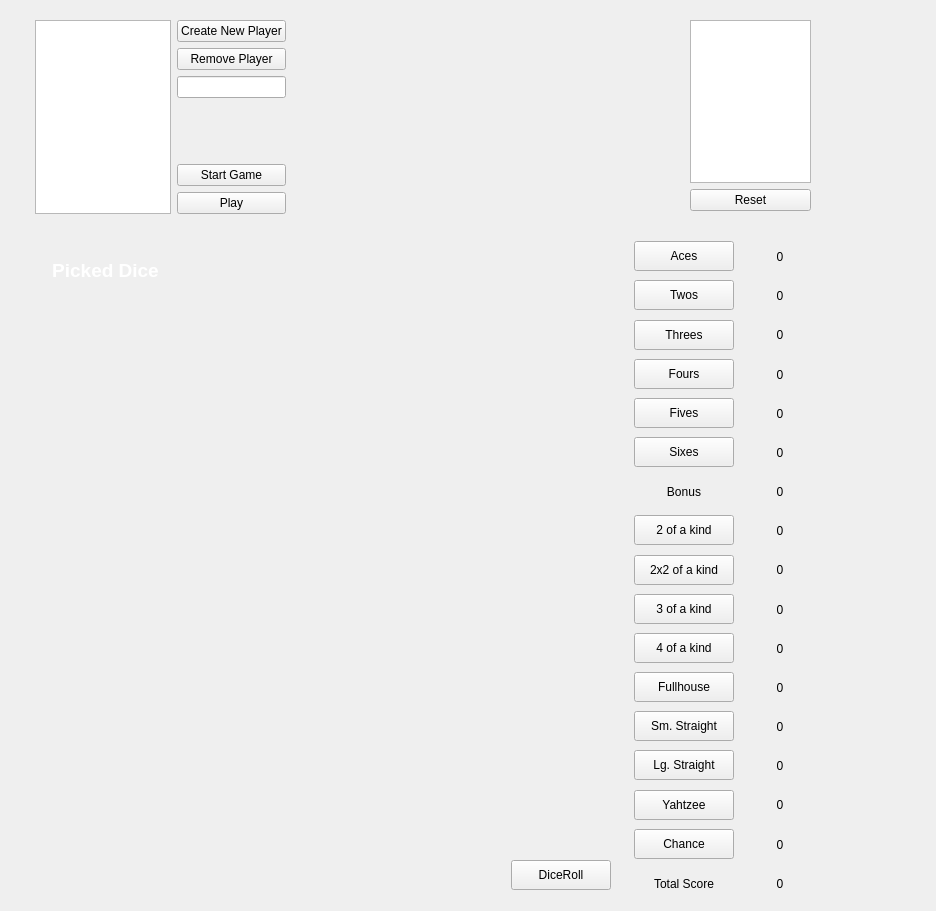
Before: the Qt Designer form GUI.ui in MoVo01/Kniffel, drawn with Qt 5.
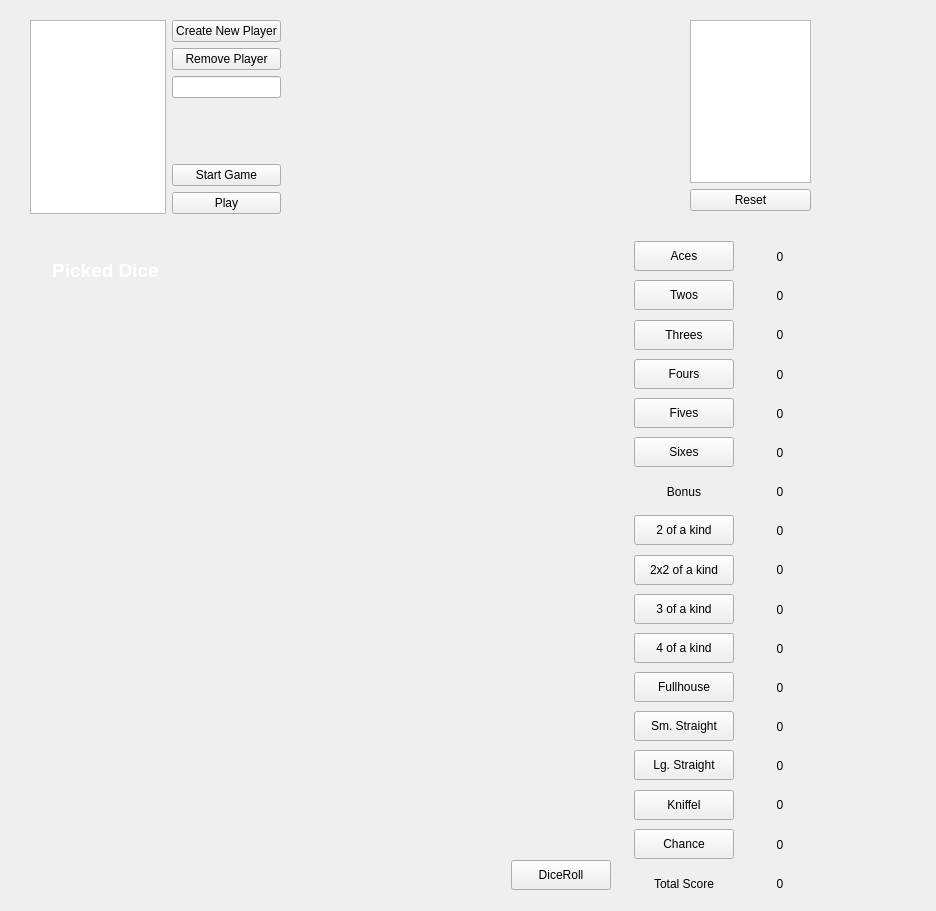
After: the same form once the commit is applied. Custom widgets are drawn as their Qt base class.

The edit to the form file:
```diff
--- a/GUI.ui
+++ b/GUI.ui
@@ -25,7 +25,7 @@
    <widget class="QWidget" name="">
     <property name="geometry">
      <rect>
-      <x>15</x>
+      <x>10</x>
       <y>10</y>
       <width>251</width>
       <height>194</height>
@@ -793,7 +793,7 @@
             </size>
            </property>
            <property name="text">
-            <string>Yahtzee</string>
+            <string>Kniffel</string>
            </property>
           </widget>
          </item>
```
